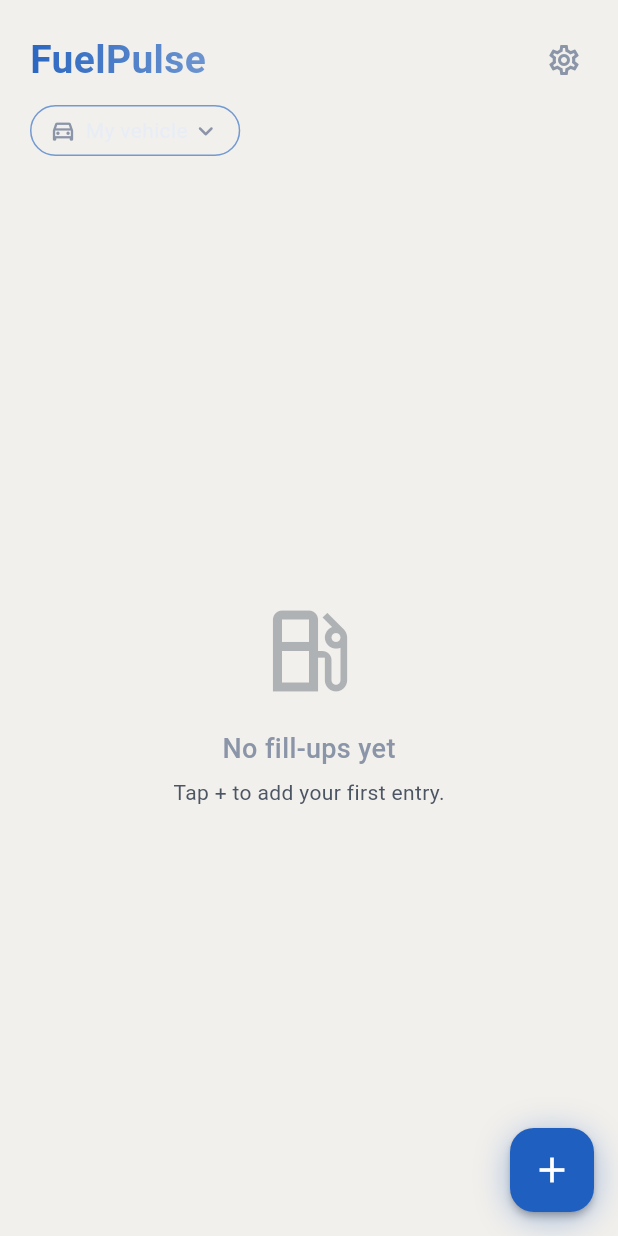
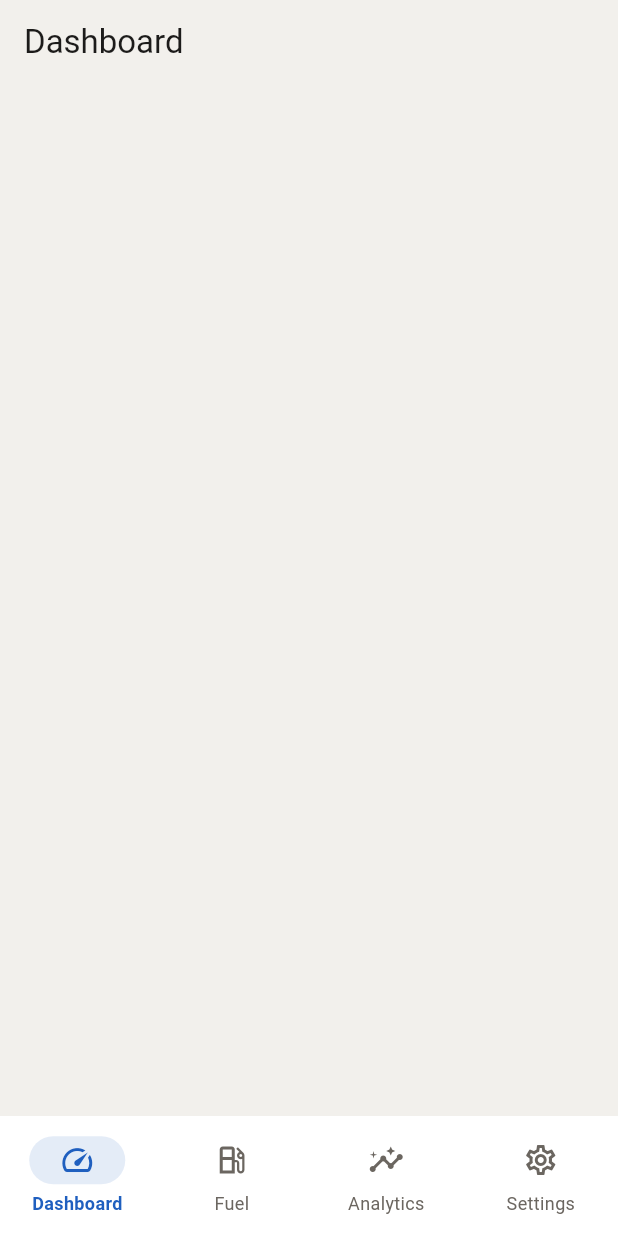
Before and after one commit to santhoshunt/fuelpulse, a Flutter app: the screen it shows after launch, on a phone screen of 412 x 824 dp. Run offline on Flutter 3.47's test engine with Material 3 defaults, Android fonts, the phone set to English and light mode, and no system bars; our stand-ins replace csv, file_picker, google_sign_in, image_picker, share_plus, shared_preferences and 2 more; missing offline and left inert: extension_google_sign_in_as_googleapis_auth, google_mlkit_text_recognition, googleapis; accounts and stored records are empty.

Commit message:
Added the four-tab app shell, moving the Drive backup, update check and update banner out of the home screen; Settings and Statistics now show a back arrow only when pushed

```diff
--- a/lib/main.dart
+++ b/lib/main.dart
@@ -2,7 +2,7 @@ import 'dart:io';
 import 'package:flutter/foundation.dart';
 import 'package:flutter/material.dart';
 import 'package:sqflite_common_ffi/sqflite_ffi.dart';
-import 'screens/home_screen.dart';
+import 'screens/app_shell.dart';
 import 'theme/app_theme.dart';
 import 'utils/appearance_prefs.dart';
 import 'utils/vehicle_manager.dart';
@@ -48,7 +48,7 @@ class FuelPulseApp extends StatelessWidget {
         theme: buildAppTheme(a.palette, Brightness.light),
         darkTheme: buildAppTheme(a.palette, Brightness.dark),
         themeMode: a.mode,
-        home: const HomeScreen(),
+        home: const AppShell(),
       ),
     );
   }
--- /dev/null
+++ b/lib/screens/app_shell.dart
@@ -0,0 +1,211 @@
+import 'dart:async';
+import 'dart:io' show Platform;
+import 'package:flutter/foundation.dart' show kIsWeb;
+import 'package:flutter/material.dart';
+import '../models/vehicle.dart';
+import '../services/drive_backup_service.dart';
+import '../services/update_downloader.dart';
+import '../services/update_installer.dart';
+import '../services/update_prefs.dart';
+import '../services/update_service.dart';
+import '../utils/vehicle_manager.dart';
+import '../widgets/update_banner.dart';
+import 'dashboard_screen.dart';
+import 'home_screen.dart';
+import 'settings_screen.dart';
+import 'stats_screen.dart';
+
+/// The app's root: one tab per area over an [IndexedStack], so each tab
+/// keeps its scroll position. Start-up work that belongs to the app rather
+/// than to one screen (scheduled Drive backup, update check) runs here.
+class AppShell extends StatefulWidget {
+  const AppShell({super.key});
+
+  @override
+  State<AppShell> createState() => _AppShellState();
+}
+
+class _AppShellState extends State<AppShell> with WidgetsBindingObserver {
+  /// Bumped whenever stored data may have changed (a tab switch, a save in
+  /// another tab). Tabs that show stored data listen and read it again.
+  final _reload = ValueNotifier<int>(0);
+  int _tab = 0;
+  Vehicle? _vehicle;
+
+  @override
+  void initState() {
+    super.initState();
+    _loadVehicle();
+    _reload.addListener(_loadVehicle);
+    // Scheduled Drive backup, fire-and-forget so it never blocks startup;
+    // failures surface in Settings via DriveBackupService.lastError().
+    // google_sign_in 6.x only has an Android implementation here.
+    if (!kIsWeb && Platform.isAndroid) {
+      WidgetsBinding.instance.addPostFrameCallback((_) {
+        unawaited(DriveBackupService().checkAndRunScheduled());
+      });
+    }
+    if (_updatesSupported) {
+      WidgetsBinding.instance.addObserver(this);
+      // A downloaded update never outlives the launch after it.
+      unawaited(UpdateDownloader().cleanup());
+      WidgetsBinding.instance.addPostFrameCallback((_) {
+        _reportUpdateResult();
+        _checkForUpdate();
+      });
+    }
+  }
+
+  @override
+  void dispose() {
+    WidgetsBinding.instance.removeObserver(this);
+    _reload.dispose();
+    super.dispose();
+  }
+
+  Future<void> _loadVehicle() async {
+    final v = await loadActiveVehicle();
+    if (mounted) setState(() => _vehicle = v);
+  }
+
+  /// Android keeps the process in recents, so a launch is usually a resume:
+  /// the daily check has to run there too.
+  @override
+  void didChangeAppLifecycleState(AppLifecycleState state) {
+    if (state == AppLifecycleState.resumed) _checkForUpdate();
+  }
+
+  static bool get _updatesSupported => !kIsWeb && Platform.isAndroid;
+
+  bool _checkingForUpdate = false;
+
+  /// When a launch check last failed (offline, rate limited). In memory
+  /// only: a failure is retried after an hour, not on every resume.
+  static DateTime? _updateCheckFailedAt;
+
+  /// The daily launch check for a newer release (Settings can switch it
+  /// off). Only reads GitHub; what it finds waits in [availableUpdate] for
+  /// the banner, and no further check runs while it is there. Failures stay
+  /// silent, since nobody asked. Ported from the expense tracker.
+  Future<void> _checkForUpdate() async {
+    if (!mounted || !_updatesSupported || _checkingForUpdate) return;
+    if (availableUpdate.value != null) return;
+    final now = DateTime.now();
+    final failed = _updateCheckFailedAt;
+    if (failed != null && now.difference(failed) < const Duration(hours: 1)) {
+      return;
+    }
+    _checkingForUpdate = true;
+    try {
+      if (!shouldCheckForUpdate(
+        enabled: await updateOnLaunch(),
+        lastCheck: await updateLastCheck(),
+        now: now,
+      )) {
+        return;
+      }
+      final result = await UpdateService().check();
+      switch (result) {
+        case UpdateAvailable(:final updates):
+          availableUpdate.value = updates;
+          await markUpdateChecked(now);
+        case UpToDate():
+          await markUpdateChecked(now);
+        case CheckFailed():
+          _updateCheckFailedAt = now;
+      }
+    } finally {
+      _checkingForUpdate = false;
+    }
+  }
+
+  /// First launch after an in-app update: say it worked, and point to the
+  /// switch that allowed it, which the app cannot turn off itself.
+  Future<void> _reportUpdateResult() async {
+    if (!mounted || !_updatesSupported) return;
+    final tag = await installingUpdateTag();
+    if (tag == null || !mounted) return;
+    final messenger = ScaffoldMessenger.of(context);
+    final String version;
+    try {
+      version = await ChannelUpdateInstaller.instance.currentVersion();
+    } catch (_) {
+      return;
+    }
+    await setInstallingUpdateTag(null);
+    if (UpdateService.compareVersions(version, tag) != 0) return;
+    messenger.showSnackBar(SnackBar(
+      content: Text('Updated to $tag. You can turn off Install unknown apps '
+          'for FuelPulse again.'),
+      duration: const Duration(seconds: 8),
+      action: SnackBarAction(
+        label: 'Settings',
+        onPressed: ChannelUpdateInstaller.instance.openInstallSettings,
+      ),
+    ));
+  }
+
+  void _select(int i) {
+    if (i == _tab) return;
+    setState(() => _tab = i);
+    // The tab coming into view may show data another tab just changed.
+    _reload.value++;
+  }
+
+  @override
+  Widget build(BuildContext context) {
+    final vehicle = _vehicle;
+    return Scaffold(
+      body: Column(
+        children: [
+          Expanded(
+            child: IndexedStack(
+              index: _tab,
+              children: [
+                DashboardScreen(reload: _reload),
+                // Interim hosts until the Fuel and Analytics tabs get
+                // their own screens: rebuilt on reload to read again.
+                ValueListenableBuilder<int>(
+                  valueListenable: _reload,
+                  builder: (_, r, _) => HomeScreen(key: ValueKey('fuel$r')),
+                ),
+                vehicle == null
+                    ? const Center(child: CircularProgressIndicator())
+                    : ValueListenableBuilder<int>(
+                        valueListenable: _reload,
+                        builder: (_, r, _) => StatsScreen(
+                            key: ValueKey('stats${vehicle.id}$r'),
+                            vehicle: vehicle),
+                      ),
+                const SettingsScreen(),
+              ],
+            ),
+          ),
+          const UpdateBanner(),
+        ],
+      ),
+      bottomNavigationBar: NavigationBar(
+        selectedIndex: _tab,
+        onDestinationSelected: _select,
+        destinations: const [
+          NavigationDestination(
+              icon: Icon(Icons.speed_outlined),
+              selectedIcon: Icon(Icons.speed),
+              label: 'Dashboard'),
+          NavigationDestination(
+              icon: Icon(Icons.local_gas_station_outlined),
+              selectedIcon: Icon(Icons.local_gas_station),
+              label: 'Fuel'),
+          NavigationDestination(
+              icon: Icon(Icons.insights_outlined),
+              selectedIcon: Icon(Icons.insights),
+              label: 'Analytics'),
+          NavigationDestination(
+              icon: Icon(Icons.settings_outlined),
+              selectedIcon: Icon(Icons.settings),
+              label: 'Settings'),
+        ],
+      ),
+    );
+  }
+}
--- /dev/null
+++ b/lib/screens/dashboard_screen.dart
@@ -0,0 +1,16 @@
+import 'package:flutter/material.dart';
+
+/// The Dashboard tab. Filled in by the gauge step.
+class DashboardScreen extends StatelessWidget {
+  final ValueNotifier<int> reload;
+
+  const DashboardScreen({super.key, required this.reload});
+
+  @override
+  Widget build(BuildContext context) {
+    return Scaffold(
+      appBar: AppBar(title: const Text('Dashboard')),
+      body: const SizedBox.shrink(),
+    );
+  }
+}
--- a/lib/screens/home_screen.dart
+++ b/lib/screens/home_screen.dart
@@ -1,14 +1,6 @@
-import 'dart:async';
-import 'dart:io' show Platform;
-import 'package:flutter/foundation.dart' show kIsWeb;
 import 'package:flutter/material.dart';
 import 'dart:ui' as ui;
 import '../db/database_helper.dart';
-import '../services/drive_backup_service.dart';
-import '../services/update_downloader.dart';
-import '../services/update_installer.dart';
-import '../services/update_prefs.dart';
-import '../services/update_service.dart';
 import '../models/fuel_log.dart';
 import '../utils/constants.dart';
 import '../utils/efficiency_calculator.dart';
@@ -17,7 +9,6 @@ import '../utils/tank_level_calculator.dart';
 import '../utils/vehicle_manager.dart';
 import '../widgets/fuel_log_tile.dart';
 import '../widgets/glossy_card.dart';
-import '../widgets/update_banner.dart';
 import '../widgets/vehicle_chip.dart';
 import '../widgets/vehicle_picker.dart';
 import 'entry_form_screen.dart';
@@ -32,7 +23,7 @@ class HomeScreen extends StatefulWidget {
   State<HomeScreen> createState() => _HomeScreenState();
 }
 
-class _HomeScreenState extends State<HomeScreen> with WidgetsBindingObserver {
+class _HomeScreenState extends State<HomeScreen> {
   final _db = DatabaseHelper();
 
   /// The vehicle everything on Home shows. Null only before the first load.
@@ -49,106 +40,6 @@ class _HomeScreenState extends State<HomeScreen> with WidgetsBindingObserver {
   void initState() {
     super.initState();
     _loadData();
-    // Scheduled Drive backup — fire-and-forget so it never blocks startup;
-    // failures surface in Settings via DriveBackupService.lastError().
-    // google_sign_in 6.x only has an Android implementation here.
-    if (!kIsWeb && Platform.isAndroid) {
-      WidgetsBinding.instance.addPostFrameCallback((_) {
-        unawaited(DriveBackupService().checkAndRunScheduled());
-      });
-    }
-    if (_updatesSupported) {
-      WidgetsBinding.instance.addObserver(this);
-      // A downloaded update never outlives the launch after it.
-      unawaited(UpdateDownloader().cleanup());
-      WidgetsBinding.instance.addPostFrameCallback((_) {
-        _reportUpdateResult();
-        _checkForUpdate();
-      });
-    }
-  }
-
-  @override
-  void dispose() {
-    WidgetsBinding.instance.removeObserver(this);
-    super.dispose();
-  }
-
-  /// Android keeps the process in recents, so a launch is usually a resume:
-  /// the daily check has to run there too.
-  @override
-  void didChangeAppLifecycleState(AppLifecycleState state) {
-    if (state == AppLifecycleState.resumed) _checkForUpdate();
-  }
-
-  static bool get _updatesSupported => !kIsWeb && Platform.isAndroid;
-
-  bool _checkingForUpdate = false;
-
-  /// When a launch check last failed (offline, rate limited). In memory
-  /// only: a failure is retried after an hour, not on every resume.
-  static DateTime? _updateCheckFailedAt;
-
-  /// The daily launch check for a newer release (Settings can switch it
-  /// off). Only reads GitHub; what it finds waits in [availableUpdate] for
-  /// the banner, and no further check runs while it is there. Failures stay
-  /// silent, since nobody asked. Ported from the expense tracker.
-  Future<void> _checkForUpdate() async {
-    if (!mounted || !_updatesSupported || _checkingForUpdate) return;
-    if (availableUpdate.value != null) return;
-    final now = DateTime.now();
-    final failed = _updateCheckFailedAt;
-    if (failed != null && now.difference(failed) < const Duration(hours: 1)) {
-      return;
-    }
-    _checkingForUpdate = true;
-    try {
-      if (!shouldCheckForUpdate(
-        enabled: await updateOnLaunch(),
-        lastCheck: await updateLastCheck(),
-        now: now,
-      )) {
-        return;
-      }
-      final result = await UpdateService().check();
-      switch (result) {
-        case UpdateAvailable(:final updates):
-          availableUpdate.value = updates;
-          await markUpdateChecked(now);
-        case UpToDate():
-          await markUpdateChecked(now);
-        case CheckFailed():
-          _updateCheckFailedAt = now;
-      }
-    } finally {
-      _checkingForUpdate = false;
-    }
-  }
-
-  /// First launch after an in-app update: say it worked, and point to the
-  /// switch that allowed it, which the app cannot turn off itself.
-  Future<void> _reportUpdateResult() async {
-    if (!mounted || !_updatesSupported) return;
-    final tag = await installingUpdateTag();
-    if (tag == null || !mounted) return;
-    final messenger = ScaffoldMessenger.of(context);
-    final String version;
-    try {
-      version = await ChannelUpdateInstaller.instance.currentVersion();
-    } catch (_) {
-      return;
-    }
-    await setInstallingUpdateTag(null);
-    if (UpdateService.compareVersions(version, tag) != 0) return;
-    messenger.showSnackBar(SnackBar(
-      content: Text('Updated to $tag. You can turn off Install unknown apps '
-          'for FuelPulse again.'),
-      duration: const Duration(seconds: 8),
-      action: SnackBarAction(
-        label: 'Settings',
-        onPressed: ChannelUpdateInstaller.instance.openInstallSettings,
-      ),
-    ));
   }
 
   Future<void> _loadData() async {
@@ -245,7 +136,6 @@ class _HomeScreenState extends State<HomeScreen> with WidgetsBindingObserver {
                   key: const ValueKey('content'),
                   children: [
                     _buildAppBar(accent),
-                    const UpdateBanner(),
                     if (_logs.isNotEmpty) _buildSummaryBanner(accent),
                     Expanded(
                       child:
--- a/lib/screens/settings_screen.dart
+++ b/lib/screens/settings_screen.dart
@@ -44,10 +44,6 @@ class _SettingsScreenState extends State<SettingsScreen> {
     return Scaffold(
       appBar: AppBar(
         title: const Text('Settings'),
-        leading: IconButton(
-          icon: const Icon(Icons.arrow_back),
-          onPressed: () => Navigator.pop(context),
-        ),
       ),
       body: SingleChildScrollView(
         padding: const EdgeInsets.all(20),
--- a/lib/screens/stats_screen.dart
+++ b/lib/screens/stats_screen.dart
@@ -67,10 +67,6 @@ class _StatsScreenState extends State<StatsScreen> {
       appBar: AppBar(
         title: Text('Statistics · ${widget.vehicle.name}',
             overflow: TextOverflow.ellipsis),
-        leading: IconButton(
-          icon: const Icon(Icons.arrow_back),
-          onPressed: () => Navigator.pop(context),
-        ),
       ),
       body: _loading
           ? const Center(child: CircularProgressIndicator())
```
